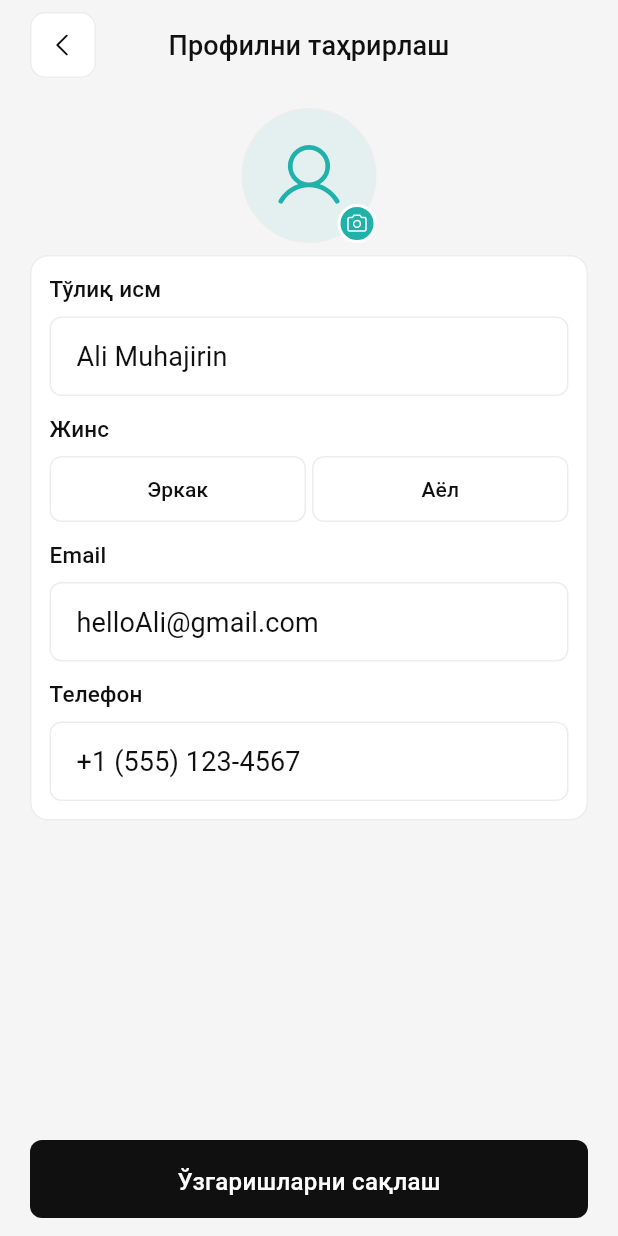
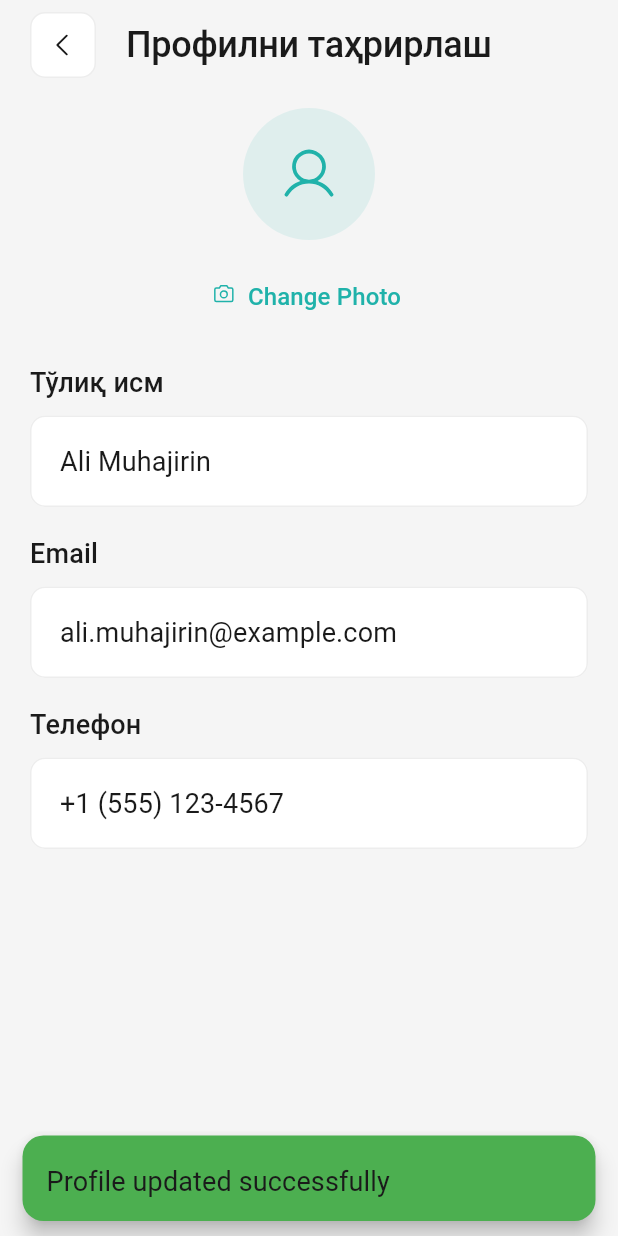
Before and after one commit to sarvarbeksoporboyev8-debug/mylex, a Flutter app: the EditProfileScreen screen opened by its route, after a tap on "Ўзгаришларни сақлаш", on a phone screen of 412 x 824 dp. Run offline on Flutter 3.47's test engine with Material 3 defaults, Android fonts, the phone set to English and light mode, and no system bars; our stand-ins replace dio, flutter_animate, flutter_markdown, flutter_riverpod, flutter_secure_storage, go_router and 7 more; missing offline and left inert: syncfusion_flutter_pdfviewer, webview_flutter_android, webview_flutter_wkwebview; accounts and stored records are empty; network calls fail; Roboto replaces fonts that are missing (Onest).

Commit message:
Complete screen refactoring - all 8 screens done, add spacing_tokens export
Co-authored-by: sarvarbeksoporboyev8-debug <251588596+sarvarbeksoporboyev8-debug@users.noreply.github.com>

```diff
--- a/lib/core/theme/theme.dart
+++ b/lib/core/theme/theme.dart
@@ -2,3 +2,4 @@ export 'app_colors.dart';
 export 'app_spacing.dart';
 export 'app_typography.dart';
 export 'app_theme.dart';
+export 'spacing_tokens.dart';
--- a/lib/features/settings/presentation/screens/edit_profile_screen.dart
+++ b/lib/features/settings/presentation/screens/edit_profile_screen.dart
@@ -4,8 +4,9 @@ import 'package:go_router/go_router.dart';
 import 'package:phosphor_flutter/phosphor_flutter.dart';
 
 import '../../../../core/theme/theme.dart';
-import '../../../../core/routing/app_routes.dart';
+import '../../../../core/theme/spacing_tokens.dart';
 import '../../../../core/localization/app_strings.dart';
+import '../../domain/providers/settings_providers.dart';
 
 class EditProfileScreen extends ConsumerStatefulWidget {
   const EditProfileScreen({super.key});
@@ -15,11 +16,20 @@ class EditProfileScreen extends ConsumerStatefulWidget {
 }
 
 class _EditProfileScreenState extends ConsumerState<EditProfileScreen> {
-  final _fullNameController = TextEditingController(text: 'Ali Muhajirin');
-  final _emailController = TextEditingController(text: 'helloAli@gmail.com');
-  final _phoneController = TextEditingController(text: '+1 (555) 123-4567');
-  String? _selectedGender;
+  late final TextEditingController _fullNameController;
+  late final TextEditingController _emailController;
+  late final TextEditingController _phoneController;
+  final _formKey = GlobalKey<FormState>();
   bool _isLoading = false;
+
+  @override
+  void initState() {
+    super.initState();
+    final profile = ref.read(userProfileProvider);
+    _fullNameController = TextEditingController(text: profile.name);
+    _emailController = TextEditingController(text: profile.email ?? '');
+    _phoneController = TextEditingController(text: profile.phoneNumber);
+  }
 
   @override
   void dispose() {
@@ -30,89 +40,82 @@ class _EditProfileScreenState extends ConsumerState<EditProfileScreen> {
   }
 
   Future<void> _handleSave() async {
-    setState(() => _isLoading = true);
-    // TODO: Implement save logic
-    await Future.delayed(const Duration(seconds: 1));
-    setState(() => _isLoading = false);
-    if (mounted) {
-      context.pop();
+    if (_formKey.currentState?.validate() ?? false) {
+      setState(() => _isLoading = true);
+
+      // Update profile via provider
+      ref.read(userProfileProvider.notifier).updateProfile(
+            ref.read(userProfileProvider).copyWith(
+                  name: _fullNameController.text.trim(),
+                  email: _emailController.text.trim(),
+                  phoneNumber: _phoneController.text.trim(),
+                ),
+          );
+
+      // Simulate API call
+      await Future.delayed(const Duration(seconds: 1));
+
+      if (mounted) {
+        setState(() => _isLoading = false);
+        ScaffoldMessenger.of(context).showSnackBar(
+          SnackBar(
+            content: const Text('Profile updated successfully'),
+            backgroundColor: AppColors.success,
+          ),
+        );
+        context.pop();
+      }
     }
   }
 
   @override
   Widget build(BuildContext context) {
+    final strings = ref.watch(stringsProvider);
+
     return Scaffold(
-      backgroundColor: const Color(0xFFF5F5F5),
+      backgroundColor: AppColors.backgroundSecondary,
       body: SafeArea(
         child: Column(
           children: [
             // Header
-            _buildHeader(),
+            _buildHeader(context, strings),
             // Content
             Expanded(
               child: SingleChildScrollView(
-                padding: const EdgeInsets.fromLTRB(20, 12, 20, 12),
-                child: Column(
-                  crossAxisAlignment: CrossAxisAlignment.start,
-                  children: [
-                    // Profile picture section
-                    _buildProfilePictureSection(),
-                    const SizedBox(height: 8),
-                    // Form section
-                    _buildFormSection(),
-                  ],
+                padding: EdgeInsets.fromLTRB(
+                  SpacingTokens.spacing20,
+                  SpacingTokens.spacing12,
+                  SpacingTokens.spacing20,
+                  SpacingTokens.spacing12,
+                ),
+                child: Form(
+                  key: _formKey,
+                  child: Column(
+                    crossAxisAlignment: CrossAxisAlignment.start,
+                    children: [
+                      // Profile picture section
+                      _buildProfilePictureSection(),
+                      SpacingTokens.verticalGap20,
+                      // Form fields
+                      _buildFormFields(strings),
+                    ],
+                  ),
                 ),
               ),
             ),
             // Save button
-            Padding(
-              padding: const EdgeInsets.fromLTRB(20, 12, 20, 12),
-              child: SizedBox(
-                width: double.infinity,
-                child: ElevatedButton(
-                  onPressed: _isLoading ? null : _handleSave,
-                  style: ElevatedButton.styleFrom(
-                    backgroundColor: const Color(0xFF101010),
-                    foregroundColor: Colors.white,
-                    padding: const EdgeInsets.symmetric(vertical: 14),
-                    shape: RoundedRectangleBorder(
-                      borderRadius: BorderRadius.circular(8),
-                    ),
-                    elevation: 0,
-                  ),
-                  child: _isLoading
-                      ? const SizedBox(
-                          height: 20,
-                          width: 20,
-                          child: CircularProgressIndicator(
-                            strokeWidth: 2,
-                            valueColor: AlwaysStoppedAnimation(Colors.white),
-                          ),
-                        )
-                      : Text(
-                          ref.watch(stringsProvider).saveChanges,
-                          style: const TextStyle(
-                            fontFamily: 'Onest',
-                            fontWeight: FontWeight.w500,
-                            fontSize: 16,
-                            height: 1.5,
-                            color: Colors.white,
-                          ),
-                        ),
-                ),
-              ),
-            ),
+            _buildSaveButton(strings),
           ],
         ),
       ),
     );
   }
 
-  Widget _buildHeader() {
+  Widget _buildHeader(BuildContext context, AppStrings strings) {
     return SizedBox(
-      height: 60,
+      height: SpacingTokens.spacing60,
       child: Padding(
-        padding: const EdgeInsets.symmetric(horizontal: 20),
+        padding: SpacingTokens.horizontalPadding20,
         child: Stack(
           alignment: Alignment.center,
           children: [
@@ -121,29 +124,25 @@ class _EditProfileScreenState extends ConsumerState<EditProfileScreen> {
               child: GestureDetector(
                 onTap: () => context.pop(),
                 child: Container(
-                  width: 44,
-                  height: 44,
+                  width: SpacingTokens.spacing44,
+                  height: SpacingTokens.spacing44,
                   decoration: BoxDecoration(
                     border: Border.all(color: const Color(0xFFEDEDED)),
-                    borderRadius: BorderRadius.circular(10),
-                    color: Colors.white,
+                    borderRadius: SpacingTokens.borderRadius10,
+                    color: AppColors.cardBackground,
                   ),
                   child: const Icon(
                     PhosphorIconsRegular.caretLeft,
-                    size: 20,
-                    color: Color(0xFF101010),
+                    size: SpacingTokens.iconSize20,
+                    color: AppColors.textPrimary,
                   ),
                 ),
               ),
             ),
             Text(
-              ref.watch(stringsProvider).editProfile,
-              style: const TextStyle(
-                fontFamily: 'Onest',
+              strings.editProfile,
+              style: AppTypography.headline4.copyWith(
                 fontWeight: FontWeight.w500,
-                fontSize: 18,
-                height: 1.5,
-                color: Color(0xFF101010),
               ),
             ),
           ],
@@ -154,37 +153,36 @@ class _EditProfileScreenState extends ConsumerState<EditProfileScreen> {
 
   Widget _buildProfilePictureSection() {
     return Center(
-      child: Stack(
+      child: Column(
         children: [
           Container(
-            width: 90,
-            height: 90,
+            width: SpacingTokens.spacing88,
+            height: SpacingTokens.spacing88,
             decoration: BoxDecoration(
-              color: AppColors.accent.withOpacity(0.08),
+              color: AppColors.accent.withOpacity(0.1),
               shape: BoxShape.circle,
-              border: Border.all(color: const Color(0xFFEDEDED)),
             ),
-            child: const Icon(
+            child: Icon(
               PhosphorIconsRegular.user,
-              size: 50,
+              size: SpacingTokens.spacing40,
               color: AppColors.accent,
             ),
           ),
-          Positioned(
-            right: 0,
-            bottom: 0,
-            child: Container(
-              width: 26,
-              height: 26,
-              decoration: BoxDecoration(
+          SpacingTokens.verticalGap12,
+          TextButton.icon(
+            onPressed: () {
+              // Handle avatar upload
+            },
+            icon: Icon(
+              PhosphorIconsRegular.camera,
+              size: SpacingTokens.iconSize16,
+              color: AppColors.accent,
+            ),
+            label: Text(
+              'Change Photo',
+              style: AppTypography.bodySmall.copyWith(
                 color: AppColors.accent,
-                shape: BoxShape.circle,
-                border: Border.all(color: Colors.white, width: 2),
-              ),
-              child: const Icon(
-                PhosphorIconsRegular.camera,
-                size: 16,
-                color: Colors.white,
+                fontWeight: FontWeight.w500,
               ),
             ),
           ),
@@ -193,165 +191,145 @@ class _EditProfileScreenState extends ConsumerState<EditProfileScreen> {
     );
   }
 
-  Widget _buildFormSection() {
-    final strings = ref.watch(stringsProvider);
-    return Container(
-      padding: const EdgeInsets.all(12),
-      decoration: BoxDecoration(
-        color: Colors.white,
-        borderRadius: BorderRadius.circular(12),
-        border: Border.all(color: const Color(0xFFEDEDED)),
-      ),
-      child: Column(
-        crossAxisAlignment: CrossAxisAlignment.start,
-        children: [
-          // Full name
-          _buildInputField(
-            label: strings.fullName,
-            controller: _fullNameController,
-          ),
-          const SizedBox(height: 12),
-          // Gender
-          _buildGenderSelector(),
-          const SizedBox(height: 12),
-          // Email
-          _buildInputField(
-            label: strings.email,
-            controller: _emailController,
-            keyboardType: TextInputType.emailAddress,
-          ),
-          const SizedBox(height: 12),
-          // Phone
-          _buildInputField(
-            label: strings.phone,
-            controller: _phoneController,
-            keyboardType: TextInputType.phone,
-          ),
-        ],
-      ),
-    );
-  }
-
-  Widget _buildGenderSelector() {
-    final strings = ref.watch(stringsProvider);
-    final isMale = _selectedGender == strings.male;
-    final isFemale = _selectedGender == strings.female;
+  Widget _buildFormFields(AppStrings strings) {
     return Column(
       crossAxisAlignment: CrossAxisAlignment.start,
       children: [
-        Text(
-          strings.gender,
-          style: AppTypography.labelMedium.copyWith(
-            color: const Color(0xFF101010),
-          ),
+        _buildTextField(
+          label: strings.fullName,
+          controller: _fullNameController,
+          validator: (value) {
+            if (value == null || value.trim().isEmpty) {
+              return 'Please enter your full name';
+            }
+            return null;
+          },
         ),
-        const SizedBox(height: 8),
-        Row(
-          children: [
-            Expanded(
-              child: _buildGenderButton(strings.male, isMale, () {
-                setState(() => _selectedGender = strings.male);
-              }),
-            ),
-            const SizedBox(width: 4),
-            Expanded(
-              child: _buildGenderButton(strings.female, isFemale, () {
-                setState(() => _selectedGender = strings.female);
-              }),
-            ),
-          ],
+        SpacingTokens.verticalGap16,
+        _buildTextField(
+          label: strings.email,
+          controller: _emailController,
+          keyboardType: TextInputType.emailAddress,
+          validator: (value) {
+            if (value == null || value.trim().isEmpty) {
+              return 'Please enter your email';
+            }
+            if (!RegExp(r'^[\w-\.]+@([\w-]+\.)+[\w-]{2,4}$').hasMatch(value)) {
+              return 'Please enter a valid email';
+            }
+            return null;
+          },
+        ),
+        SpacingTokens.verticalGap16,
+        _buildTextField(
+          label: strings.phone,
+          controller: _phoneController,
+          keyboardType: TextInputType.phone,
+          validator: (value) {
+            if (value == null || value.trim().isEmpty) {
+              return 'Please enter your phone number';
+            }
+            return null;
+          },
         ),
       ],
     );
   }
 
-  Widget _buildGenderButton(String label, bool isSelected, VoidCallback onTap) {
-    return GestureDetector(
-      onTap: onTap,
-      child: Container(
-        padding: const EdgeInsets.symmetric(vertical: 10, horizontal: 20),
-        decoration: BoxDecoration(
-          color: isSelected ? const Color(0xFF101010) : Colors.white,
-          borderRadius: BorderRadius.circular(8),
-          border: Border.all(
-            color: const Color(0xFFEDEDED),
-          ),
-        ),
-        child: Center(
-          child: Text(
-            label,
-            style: TextStyle(
-              fontSize: 14,
-              fontWeight: FontWeight.w500,
-              color: isSelected ? Colors.white : const Color(0xFF101010),
-            ),
-          ),
-        ),
-      ),
-    );
-  }
-
-  Widget _buildInputField({
+  Widget _buildTextField({
     required String label,
     required TextEditingController controller,
     TextInputType? keyboardType,
-    int maxLines = 1,
-    bool isRequired = false,
+    String? Function(String?)? validator,
   }) {
     return Column(
       crossAxisAlignment: CrossAxisAlignment.start,
       children: [
-        Row(
-          children: [
-            Text(
-              label,
-              style: AppTypography.labelMedium.copyWith(
-                color: const Color(0xFF101010),
-              ),
-            ),
-            if (isRequired)
-              const Text(
-                ' *',
-                style: TextStyle(
-                  color: Color(0xFFE63946),
-                ),
-              ),
-          ],
+        Text(
+          label,
+          style: AppTypography.bodyMedium.copyWith(
+            fontWeight: FontWeight.w500,
+            color: AppColors.textPrimary,
+          ),
         ),
-        const SizedBox(height: 8),
-        TextField(
+        SpacingTokens.verticalGap8,
+        TextFormField(
           controller: controller,
           keyboardType: keyboardType,
-          maxLines: maxLines,
-          style: AppTypography.bodyMedium.copyWith(
-            color: const Color(0xFF101010),
-          ),
+          validator: validator,
           decoration: InputDecoration(
-            hintText: 'Placeholder',
-            hintStyle: AppTypography.bodyMedium.copyWith(
-              color: const Color(0xFF878787),
-            ),
             filled: true,
-            fillColor: Colors.white,
+            fillColor: AppColors.cardBackground,
             border: OutlineInputBorder(
-              borderRadius: BorderRadius.circular(8),
+              borderRadius: SpacingTokens.borderRadius10,
               borderSide: const BorderSide(color: Color(0xFFEDEDED)),
             ),
             enabledBorder: OutlineInputBorder(
-              borderRadius: BorderRadius.circular(8),
+              borderRadius: SpacingTokens.borderRadius10,
               borderSide: const BorderSide(color: Color(0xFFEDEDED)),
             ),
             focusedBorder: OutlineInputBorder(
-              borderRadius: BorderRadius.circular(8),
-              borderSide: BorderSide(color: AppColors.accent, width: 1.5),
+              borderRadius: SpacingTokens.borderRadius10,
+              borderSide: BorderSide(color: AppColors.accent, width: 2),
             ),
-            contentPadding: const EdgeInsets.symmetric(
-              horizontal: 14,
-              vertical: 12,
+            errorBorder: OutlineInputBorder(
+              borderRadius: SpacingTokens.borderRadius10,
+              borderSide: BorderSide(color: AppColors.error),
             ),
+            focusedErrorBorder: OutlineInputBorder(
+              borderRadius: SpacingTokens.borderRadius10,
+              borderSide: BorderSide(color: AppColors.error, width: 2),
+            ),
+            contentPadding: SpacingTokens.padding16,
+          ),
+          style: AppTypography.bodyMedium.copyWith(
+            color: AppColors.textPrimary,
           ),
         ),
       ],
     );
   }
+
+  Widget _buildSaveButton(AppStrings strings) {
+    return Padding(
+      padding: EdgeInsets.fromLTRB(
+        SpacingTokens.spacing20,
+        SpacingTokens.spacing12,
+        SpacingTokens.spacing20,
+        SpacingTokens.spacing12 + MediaQuery.of(context).padding.bottom,
+      ),
+      child: SizedBox(
+        width: double.infinity,
+        height: SpacingTokens.spacing52,
+        child: ElevatedButton(
+          onPressed: _isLoading ? null : _handleSave,
+          style: ElevatedButton.styleFrom(
+            backgroundColor: AppColors.textPrimary,
+            foregroundColor: Colors.white,
+            disabledBackgroundColor: AppColors.textTertiary.withOpacity(0.3),
+            shape: RoundedRectangleBorder(
+              borderRadius: SpacingTokens.borderRadius10,
+            ),
+            elevation: 0,
+          ),
+          child: _isLoading
+              ? SizedBox(
+                  height: SpacingTokens.spacing20,
+                  width: SpacingTokens.spacing20,
+                  child: const CircularProgressIndicator(
+                    strokeWidth: 2,
+                    valueColor: AlwaysStoppedAnimation(Colors.white),
+                  ),
+                )
+              : Text(
+                  strings.saveChanges,
+                  style: AppTypography.bodyMedium.copyWith(
+                    fontWeight: FontWeight.w600,
+                    color: Colors.white,
+                  ),
+                ),
+        ),
+      ),
+    );
+  }
 }
```
